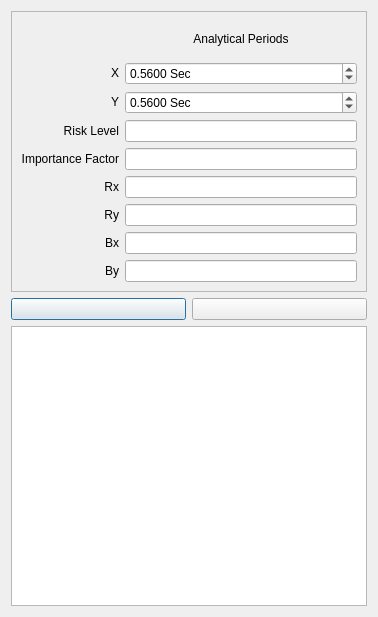
The window that widgets/earthquake_factor.ui (ebrahimraeyat/civilTools) describes before a commit, drawn with Qt 5.
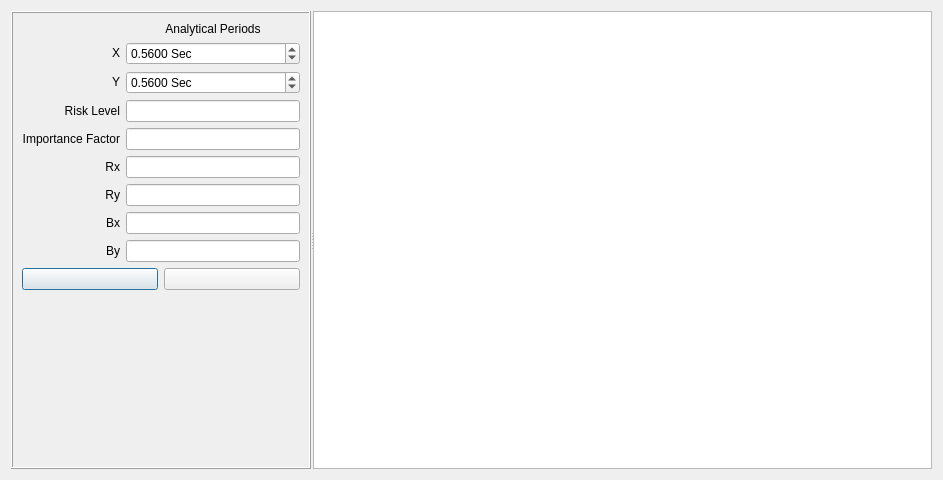
The same window after the commit. Icons and pictures are not drawn.

Patch:
```diff
--- a/widgets/earthquake_factor.ui
+++ b/widgets/earthquake_factor.ui
@@ -6,8 +6,8 @@
    <rect>
     <x>0</x>
     <y>0</y>
-    <width>378</width>
-    <height>617</height>
+    <width>943</width>
+    <height>480</height>
    </rect>
   </property>
   <property name="windowTitle">
@@ -19,6 +19,28 @@
   </property>
   <layout class="QVBoxLayout" name="verticalLayout">
    <item>
+    <widget class="QSplitter" name="splitter">
+     <property name="frameShape">
+      <enum>QFrame::NoFrame</enum>
+     </property>
+     <property name="lineWidth">
+      <number>1</number>
+     </property>
+     <property name="midLineWidth">
+      <number>0</number>
+     </property>
+     <property name="orientation">
+      <enum>Qt::Horizontal</enum>
+     </property>
+     <property name="opaqueResize">
+      <bool>true</bool>
+     </property>
+     <property name="handleWidth">
+      <number>2</number>
+     </property>
+     <property name="childrenCollapsible">
+      <bool>false</bool>
+     </property>
     <widget class="QFrame" name="frame">
      <property name="sizePolicy">
       <sizepolicy hsizetype="Expanding" vsizetype="Expanding">
@@ -26,11 +48,17 @@
        <verstretch>0</verstretch>
       </sizepolicy>
      </property>
+      <property name="maximumSize">
+       <size>
+        <width>300</width>
+        <height>16777215</height>
+       </size>
+      </property>
      <property name="layoutDirection">
       <enum>Qt::LeftToRight</enum>
      </property>
      <property name="frameShape">
-      <enum>QFrame::StyledPanel</enum>
+       <enum>QFrame::Box</enum>
      </property>
      <property name="frameShadow">
       <enum>QFrame::Raised</enum>
@@ -218,11 +246,8 @@
         </property>
        </widget>
       </item>
-     </layout>
-    </widget>
-   </item>
-   <item>
-    <layout class="QHBoxLayout" name="horizontalLayout">
+       <item row="9" column="0" colspan="2">
+        <layout class="QHBoxLayout" name="horizontalLayout_2">
      <item>
       <widget class="QPushButton" name="apply_to_etabs">
        <property name="text">
@@ -259,7 +284,21 @@
      </item>
     </layout>
    </item>
-   <item>
+       <item row="10" column="0" colspan="2">
+        <spacer name="verticalSpacer">
+         <property name="orientation">
+          <enum>Qt::Vertical</enum>
+         </property>
+         <property name="sizeHint" stdset="0">
+          <size>
+           <width>20</width>
+           <height>40</height>
+          </size>
+         </property>
+        </spacer>
+       </item>
+      </layout>
+     </widget>
     <widget class="QTableView" name="structure_properties_table">
      <property name="enabled">
       <bool>true</bool>
@@ -271,8 +310,9 @@
       </size>
      </property>
      <property name="layoutDirection">
-      <enum>Qt::RightToLeft</enum>
-     </property>
+       <enum>Qt::LeftToRight</enum>
+      </property>
+     </widget>
     </widget>
    </item>
   </layout>
```
Left out of the diff: 70 changed lines with no effect on the pictures. Lines whose indentation alone changed are shown as unchanged.
